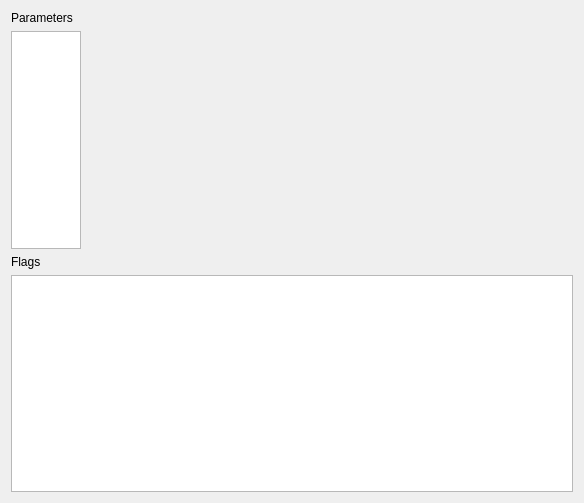
Old version of the form src/editor/GUI/Tabs/objecteditor.ui in the repository mkRPGDev/mkRPG.
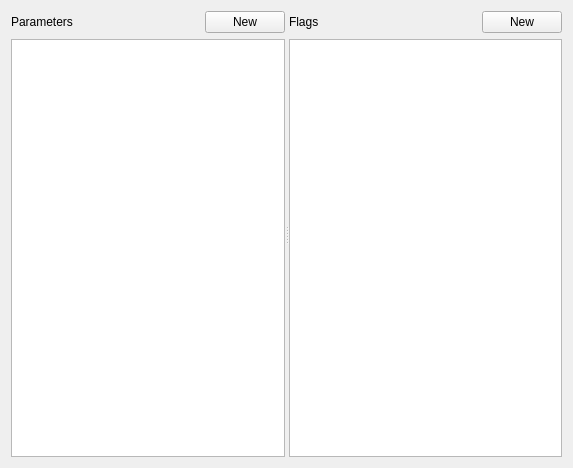
New version of the form.

Patch:
```diff
--- a/src/editor/GUI/Tabs/objecteditor.ui
+++ b/src/editor/GUI/Tabs/objecteditor.ui
@@ -6,33 +6,57 @@
    <rect>
     <x>0</x>
     <y>0</y>
-    <width>584</width>
-    <height>503</height>
+    <width>573</width>
+    <height>468</height>
    </rect>
   </property>
   <property name="windowTitle">
    <string>Form</string>
   </property>
-  <layout class="QGridLayout" name="gridLayout" columnstretch="0,1">
-   <item row="0" column="0">
+  <layout class="QHBoxLayout" name="horizontalLayout_4">
+   <item>
+    <widget class="QSplitter" name="splitter">
+     <property name="orientation">
+      <enum>Qt::Horizontal</enum>
+     </property>
+     <property name="childrenCollapsible">
+      <bool>false</bool>
+     </property>
+     <widget class="QWidget" name="verticalLayoutWidget">
+      <layout class="QVBoxLayout" name="verticalLayout">
+       <item>
+        <layout class="QHBoxLayout" name="horizontalLayout_2">
+         <item>
     <widget class="QLabel" name="label">
      <property name="text">
       <string>Parameters</string>
      </property>
     </widget>
    </item>
-   <item row="2" column="0">
-    <widget class="QLabel" name="label_2">
+         <item>
+          <spacer name="horizontalSpacer">
+           <property name="orientation">
+            <enum>Qt::Horizontal</enum>
+           </property>
+           <property name="sizeHint" stdset="0">
+            <size>
+             <width>40</width>
+             <height>20</height>
+            </size>
+           </property>
+          </spacer>
+         </item>
+         <item>
+          <widget class="QPushButton" name="pushButton">
      <property name="text">
-      <string>Flags</string>
+            <string>New</string>
      </property>
     </widget>
    </item>
-   <item row="1" column="0">
+        </layout>
+       </item>
+       <item>
     <widget class="QTableView" name="params">
-     <property name="sizeAdjustPolicy">
-      <enum>QAbstractScrollArea::AdjustToContents</enum>
-     </property>
      <property name="alternatingRowColors">
       <bool>true</bool>
      </property>
@@ -43,7 +67,7 @@
       <enum>QAbstractItemView::SelectRows</enum>
      </property>
      <property name="showGrid">
-      <bool>false</bool>
+          <bool>true</bool>
      </property>
      <property name="cornerButtonEnabled">
       <bool>false</bool>
@@ -59,8 +83,21 @@
      </attribute>
     </widget>
    </item>
-   <item row="1" column="1">
-    <spacer name="horizontalSpacer">
+      </layout>
+     </widget>
+     <widget class="QWidget" name="verticalLayoutWidget_2">
+      <layout class="QVBoxLayout" name="verticalLayout_2">
+       <item>
+        <layout class="QHBoxLayout" name="horizontalLayout_3">
+         <item>
+          <widget class="QLabel" name="label_2">
+           <property name="text">
+            <string>Flags</string>
+           </property>
+          </widget>
+         </item>
+         <item>
+          <spacer name="horizontalSpacer_2">
      <property name="orientation">
       <enum>Qt::Horizontal</enum>
      </property>
@@ -72,8 +109,28 @@
      </property>
     </spacer>
    </item>
-   <item row="3" column="0" colspan="2">
-    <widget class="QColumnView" name="flags"/>
+         <item>
+          <widget class="QPushButton" name="pushButton_2">
+           <property name="text">
+            <string>New</string>
+           </property>
+          </widget>
+         </item>
+        </layout>
+       </item>
+       <item>
+        <widget class="QTableView" name="flags">
+         <property name="alternatingRowColors">
+          <bool>true</bool>
+         </property>
+         <property name="cornerButtonEnabled">
+          <bool>false</bool>
+         </property>
+        </widget>
+       </item>
+      </layout>
+     </widget>
+    </widget>
    </item>
   </layout>
  </widget>
```
Lines whose indentation alone changed are shown as unchanged.
